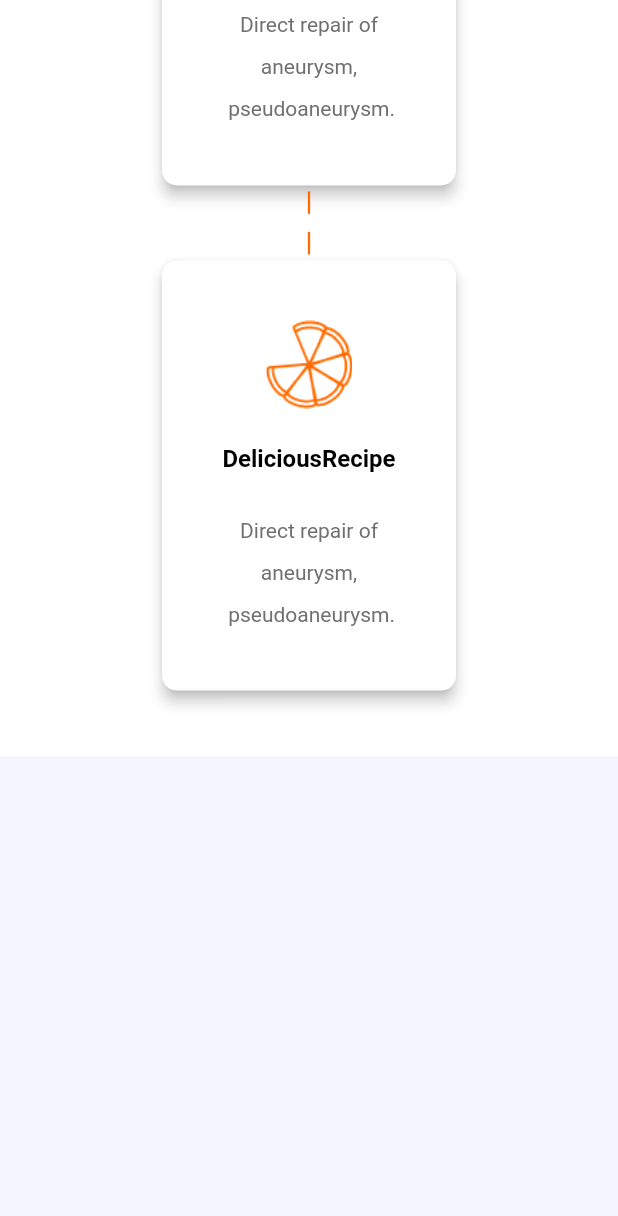
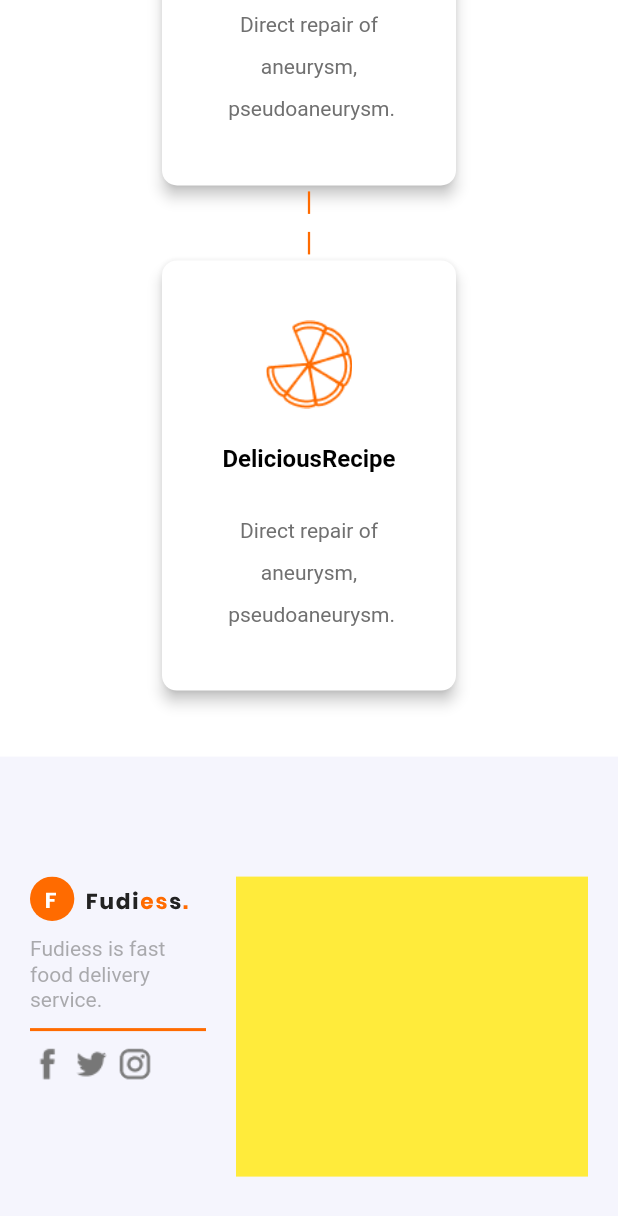
Before and after one commit to jeremy02/Fudiess, a Flutter app: the screen it shows after launch, scrolled down 1585 dp, on a phone screen of 412 x 824 dp. Shown: the top 1216 px of the screen. Run offline on Flutter 3.47's test engine with Material 2 defaults, Android fonts, the light colour scheme and no system bars; our stand-ins replace flutter_svg, get.

Commit message:
get started on footer about company

```diff
--- a/workspace/fudiess/lib/home_screen.dart
+++ b/workspace/fudiess/lib/home_screen.dart
@@ -29,6 +29,7 @@ class HomeScreen extends StatelessWidget {
               mobile: SingleChildScrollView(
                 child: Column(
                   mainAxisSize: MainAxisSize.max,
+                  mainAxisAlignment: MainAxisAlignment.center,
                   children: [
                     AppTopSection(screenSize: screenSize),
                     const SizedBox(
@@ -42,6 +43,7 @@ class HomeScreen extends StatelessWidget {
               tablet: SingleChildScrollView(
                 child: Column(
                   mainAxisSize: MainAxisSize.max,
+                  mainAxisAlignment: MainAxisAlignment.center,
                   children: [
                     AppTopSection(screenSize: screenSize),
                     const SizedBox(
@@ -54,6 +56,8 @@ class HomeScreen extends StatelessWidget {
               ),
               desktop: SingleChildScrollView(
                 child: Column(
+                  mainAxisSize: MainAxisSize.max,
+                  mainAxisAlignment: MainAxisAlignment.center,
                   children: [
                     AppTopSection(screenSize: screenSize),
                     const SizedBox(
--- a/workspace/fudiess/lib/sections/footer/app_footer_section.dart
+++ b/workspace/fudiess/lib/sections/footer/app_footer_section.dart
@@ -1,7 +1,9 @@
 import 'package:flutter/material.dart';
+import 'package:flutter_svg/flutter_svg.dart';
 
 import '../../utils/constants.dart';
 import '../../utils/responsive.dart';
+import 'components/footer_section_about_fudiess_layout.dart';
 
 class AppFooterSection extends StatelessWidget {
   const AppFooterSection({
@@ -16,8 +18,7 @@ class AppFooterSection extends StatelessWidget {
     return SafeArea(
       child:
       AnimatedContainer(
-        constraints: BoxConstraints(
-          minHeight: Responsive.isMobile(context) ? 450 : 600,
+        constraints: const BoxConstraints(
           maxWidth: kMaxWidth,
         ),
         decoration: const BoxDecoration(
@@ -28,7 +29,81 @@ class AppFooterSection extends StatelessWidget {
         ),
         // Provide an optional curve to make the animation feel smoother.
         curve: Curves.fastLinearToSlowEaseIn,
+        child: Padding(
+          padding: EdgeInsets.only(
+            top: Responsive.isMobile(context)
+                ? kDefaultPadding * 4
+                : kDefaultPadding * 8,
+            bottom: Responsive.isMobile(context)
+                ? kDefaultPadding * 2
+                : kDefaultPadding * 4,
+            left: Responsive.isMobile(context)
+                ? kDefaultPadding
+                : kDefaultPadding * 2,
+            right: Responsive.isMobile(context)
+                ? kDefaultPadding
+                : kDefaultPadding * 2,
+          ),
+          child: Responsive.isMobile(context) ? _buildFooterMobileLayout(
+              context) : _buildFooterLayout(context),
+        ),
       ),
     );
   }
+
+  Widget _buildFooterMobileLayout(BuildContext context) {
+    return Column(
+      crossAxisAlignment: CrossAxisAlignment.start,
+      mainAxisAlignment: MainAxisAlignment.start,
+      children: [
+        Row(
+          crossAxisAlignment: CrossAxisAlignment.start,
+          mainAxisAlignment: MainAxisAlignment.spaceBetween,
+          mainAxisSize: MainAxisSize.max,
+          children: [
+            const Flexible(
+              flex: 1,
+              child: FooterSectionAboutFoodiesLayout(),
+            ),
+            const SizedBox(
+              width: kDefaultPadding,
+            ),
+            Flexible(
+              flex: 2,
+              child: Container(
+                width: double.infinity,
+                height: 200,
+                color: Colors.yellow,
+              ),
+            ),
+          ],
+        )
+      ],
+    );
+  }
+
+  Widget _buildFooterLayout(BuildContext context) {
+    return Row(
+      crossAxisAlignment: CrossAxisAlignment.start,
+      mainAxisAlignment: MainAxisAlignment.spaceBetween,
+      mainAxisSize: MainAxisSize.max,
+      children: [
+        const Flexible(
+          flex: 1,
+          child: FooterSectionAboutFoodiesLayout(),
+        ),
+        const SizedBox(
+          width: kDefaultPadding * 2,
+        ),
+        Flexible(
+          flex: 2,
+          child: Container(
+            width: double.infinity,
+            height: 200,
+            color: Colors.yellow,
+          ),
+        ),
+      ],
+    );
+  }
 }
--- /dev/null
+++ b/workspace/fudiess/lib/sections/footer/components/footer_section_about_fudiess_layout.dart
@@ -0,0 +1,92 @@
+import 'package:flutter/material.dart';
+import 'package:flutter_svg/flutter_svg.dart';
+
+import '../../../components/rich_text_title.dart';
+import '../../../utils/constants.dart';
+import '../../../utils/responsive.dart';
+
+class FooterSectionAboutFoodiesLayout extends StatelessWidget {
+  const FooterSectionAboutFoodiesLayout({
+    Key? key,
+  }) : super(key: key);
+
+  @override
+  Widget build(BuildContext context) {
+
+    String captionText =
+        "Fudiess is fast food \ndelivery service with the \nfastest service.";
+
+    if (Responsive.isMobile(context)) {
+      captionText = "Fudiess is fast \nfood delivery \nservice.";
+    }
+
+    return Column(
+      crossAxisAlignment: CrossAxisAlignment.start,
+      mainAxisAlignment: MainAxisAlignment.start,
+      children: [
+        SvgPicture.asset(
+          "assets/images/ic_logo.svg",
+          height: 30,
+          alignment: Alignment.centerLeft,
+          fit: BoxFit.cover,
+        ),
+        const SizedBox(
+          height: kDefaultPadding / 2,
+        ),
+        RichTextTitle(
+          text: captionText,
+          fontSize: Responsive.isMobile(context) ? 14 : 16,
+          fontWeight: FontWeight.normal,
+          textColor: kTextSecondaryColor,
+          alignStart: true,
+          textScaleFactor: 1.2,
+        ),
+        const SizedBox(
+          height: kDefaultPadding / 2,
+        ),
+        Container(
+          height: 2.0,
+          decoration: const BoxDecoration(
+            color: kPrimaryColor,
+          ),
+        ),
+        const SizedBox(
+          height: kDefaultPadding / 2,
+        ),
+        Row(
+          children: [
+            _buildSocialMediaButtons(context, 'assets/images/ic_facebook.png'),
+            SizedBox(
+              width: Responsive.isMobile(context) ? kDefaultPadding * 0.25 : kDefaultPadding * 0.5,
+            ),
+            _buildSocialMediaButtons(context, 'assets/images/ic_twitter.png'),
+            SizedBox(
+              width: Responsive.isMobile(context) ? kDefaultPadding * 0.25 : kDefaultPadding * 0.5,
+            ),
+            _buildSocialMediaButtons(context, 'assets/images/ic_instagram.png'),
+          ],
+        )
+      ],
+    );
+  }
+  Widget _buildSocialMediaButtons(BuildContext context, String imagePath) {
+    return Material(
+      shape: const CircleBorder(),
+      color: Colors.transparent,
+      clipBehavior: Clip.antiAliasWithSaveLayer,
+      child: InkWell(
+        splashColor: Colors.black26,
+        onTap: (){},
+        child: Ink.image(
+          image: AssetImage(
+            imagePath,
+          ),
+          fit: BoxFit.contain,
+          height: Responsive.isMobile(context) ? 24 : 36,
+          width: Responsive.isMobile(context) ? 24 : 36,
+        ),
+      ),
+    );
+  }
+
+}
```
Also changed, not shown: workspace/fudiess/assets/images/ic_facebook.png (added), workspace/fudiess/assets/images/ic_instagram.png (added), workspace/fudiess/assets/images/ic_twitter.png (added).
